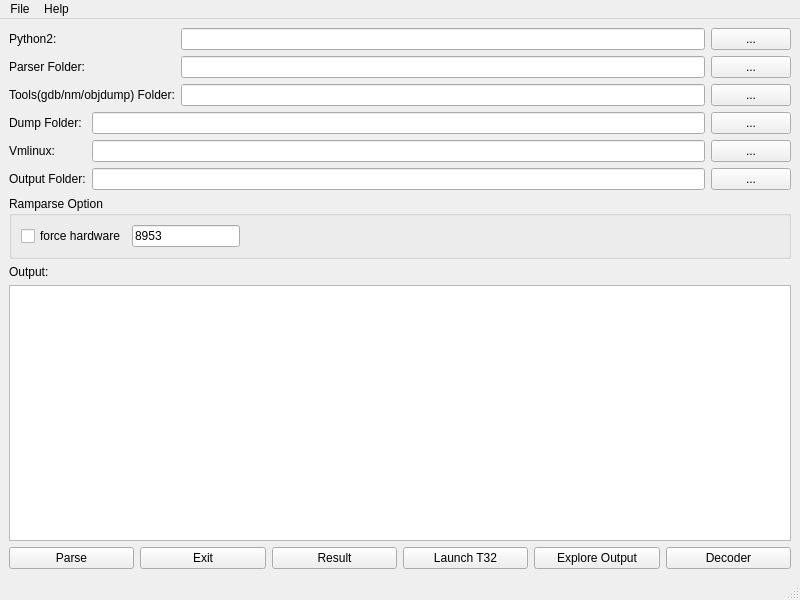
Before: the Qt Designer form qparser.ui in bdunix/qparser, drawn with Qt 5.
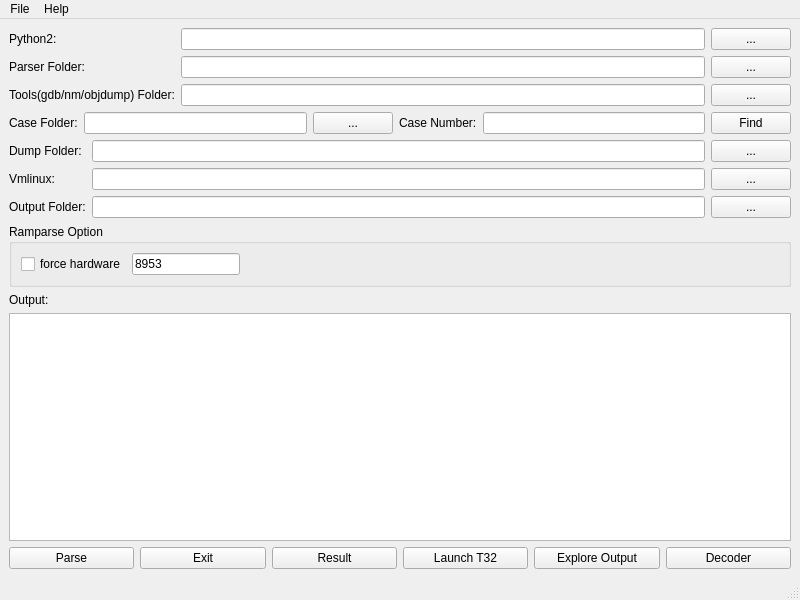
After: the same form once the commit is applied.

Commit message: Add finding case folder by case number

Diff of the .ui file:
```diff
--- a/qparser.ui
+++ b/qparser.ui
@@ -14,8 +14,8 @@
    <string>QParser</string>
   </property>
   <widget class="QWidget" name="centralwidget">
-   <layout class="QVBoxLayout" name="verticalLayout_2">
-    <item>
+   <layout class="QGridLayout" name="gridLayout_4">
+    <item row="0" column="0">
      <layout class="QGridLayout" name="gridLayout">
       <item row="1" column="0">
        <widget class="QLabel" name="label_4">
@@ -70,7 +70,45 @@
       </item>
      </layout>
     </item>
-    <item>
+    <item row="1" column="0">
+     <layout class="QHBoxLayout" name="horizontalLayout_2">
+      <item>
+       <widget class="QLabel" name="label_7">
+        <property name="text">
+         <string>Case Folder:</string>
+        </property>
+       </widget>
+      </item>
+      <item>
+       <widget class="QLineEdit" name="casefolderLineEdit"/>
+      </item>
+      <item>
+       <widget class="QPushButton" name="casefolderPushButton">
+        <property name="text">
+         <string>...</string>
+        </property>
+       </widget>
+      </item>
+      <item>
+       <widget class="QLabel" name="label_9">
+        <property name="text">
+         <string>Case Number:</string>
+        </property>
+       </widget>
+      </item>
+      <item>
+       <widget class="QLineEdit" name="casenoLineEdit"/>
+      </item>
+      <item>
+       <widget class="QPushButton" name="findcasePushButton">
+        <property name="text">
+         <string>Find</string>
+        </property>
+       </widget>
+      </item>
+     </layout>
+    </item>
+    <item row="2" column="0">
      <layout class="QGridLayout" name="gridLayout_2">
       <item row="0" column="0">
        <widget class="QLabel" name="label">
@@ -125,7 +163,7 @@
       </item>
      </layout>
     </item>
-    <item>
+    <item row="3" column="0">
      <widget class="QGroupBox" name="groupBox_2">
       <property name="title">
        <string>Ramparse Option</string>
@@ -167,7 +205,7 @@
       </layout>
      </widget>
     </item>
-    <item>
+    <item row="4" column="0">
      <layout class="QVBoxLayout" name="verticalLayout">
       <item>
        <widget class="QLabel" name="label_6">
@@ -181,7 +219,7 @@
       </item>
      </layout>
     </item>
-    <item>
+    <item row="5" column="0">
      <layout class="QHBoxLayout" name="horizontalLayout">
       <item>
        <widget class="QPushButton" name="parsePushButton">
```
The commit also changes 2 other files.
